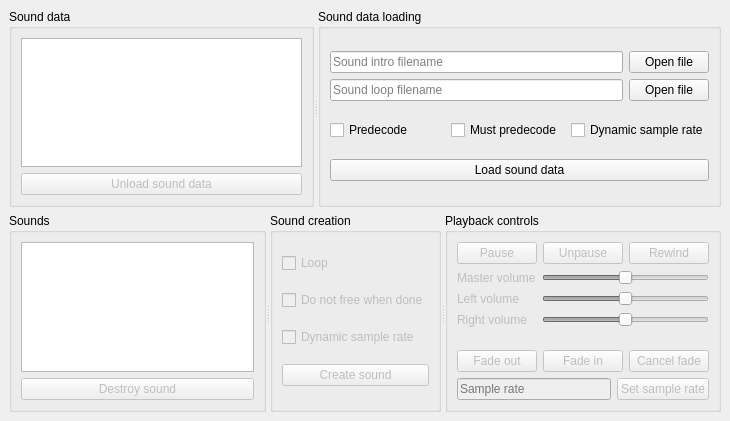
Clownacy/clownaudio, file examples/gui-qt/mainwindow.ui: the form before one commit.
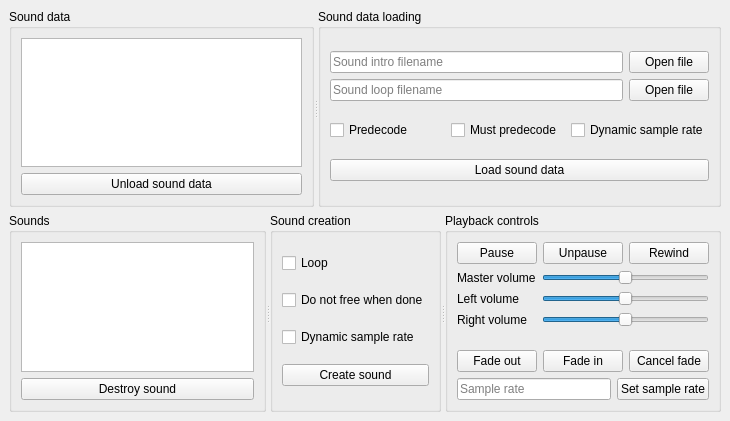
The form after the commit.

Commit message: Qt6: Simplify how widget disabling is done

Diff of the .ui file:
```diff
--- a/examples/gui-qt/mainwindow.ui
+++ b/examples/gui-qt/mainwindow.ui
@@ -34,7 +34,7 @@
         <item>
          <widget class="QPushButton" name="pushButton_UnloadSoundData">
           <property name="enabled">
-           <bool>false</bool>
+           <bool>true</bool>
           </property>
           <property name="text">
            <string>Unload sound data</string>
@@ -141,7 +141,7 @@
         <item>
          <widget class="QPushButton" name="pushButton_DestroySound">
           <property name="enabled">
-           <bool>false</bool>
+           <bool>true</bool>
           </property>
           <property name="text">
            <string>Destroy sound</string>
@@ -151,6 +151,9 @@
        </layout>
       </widget>
       <widget class="QGroupBox" name="groupBox_SoundCreation">
+       <property name="enabled">
+        <bool>true</bool>
+       </property>
        <property name="title">
         <string>Sound creation</string>
        </property>
@@ -158,7 +161,7 @@
         <item>
          <widget class="QCheckBox" name="checkBox_Loop">
           <property name="enabled">
-           <bool>false</bool>
+           <bool>true</bool>
           </property>
           <property name="text">
            <string>Loop</string>
@@ -168,7 +171,7 @@
         <item>
          <widget class="QCheckBox" name="checkBox_DoNotFreeWhenDone">
           <property name="enabled">
-           <bool>false</bool>
+           <bool>true</bool>
           </property>
           <property name="text">
            <string>Do not free when done</string>
@@ -178,7 +181,7 @@
         <item>
          <widget class="QCheckBox" name="checkBox_InstanceDynamicSampleRate">
           <property name="enabled">
-           <bool>false</bool>
+           <bool>true</bool>
           </property>
           <property name="text">
            <string>Dynamic sample rate</string>
@@ -188,7 +191,7 @@
         <item>
          <widget class="QPushButton" name="pushButton_CreateSound">
           <property name="enabled">
-           <bool>false</bool>
+           <bool>true</bool>
           </property>
           <property name="text">
            <string>Create sound</string>
@@ -198,6 +201,9 @@
        </layout>
       </widget>
       <widget class="QGroupBox" name="groupBox_PlaybackControls">
+       <property name="enabled">
+        <bool>true</bool>
+       </property>
        <property name="title">
         <string>Playback controls</string>
        </property>
@@ -207,7 +213,7 @@
           <item>
            <widget class="QPushButton" name="pushButton_Pause">
             <property name="enabled">
-             <bool>false</bool>
+             <bool>true</bool>
             </property>
             <property name="text">
              <string>Pause</string>
@@ -217,7 +223,7 @@
           <item>
            <widget class="QPushButton" name="pushButton_Unpause">
             <property name="enabled">
-             <bool>false</bool>
+             <bool>true</bool>
             </property>
             <property name="text">
              <string>Unpause</string>
@@ -227,7 +233,7 @@
           <item>
            <widget class="QPushButton" name="pushButton_Rewind">
             <property name="enabled">
-             <bool>false</bool>
+             <bool>true</bool>
             </property>
             <property name="text">
              <string>Rewind</string>
@@ -241,7 +247,7 @@
           <item row="0" column="0">
            <widget class="QLabel" name="label_MasterVolume">
             <property name="enabled">
-             <bool>false</bool>
+             <bool>true</bool>
             </property>
             <property name="text">
              <string>Master volume</string>
@@ -251,7 +257,7 @@
           <item row="0" column="1">
            <widget class="QSlider" name="horizontalSlider_MasterVolume">
             <property name="enabled">
-             <bool>false</bool>
+             <bool>true</bool>
             </property>
             <property name="maximum">
              <number>512</number>
@@ -273,7 +279,7 @@
           <item row="1" column="1">
            <widget class="QSlider" name="horizontalSlider_LeftVolume">
             <property name="enabled">
-             <bool>false</bool>
+             <bool>true</bool>
             </property>
             <property name="maximum">
              <number>512</number>
@@ -289,7 +295,7 @@
           <item row="1" column="0">
            <widget class="QLabel" name="label_LeftVolume">
             <property name="enabled">
-             <bool>false</bool>
+             <bool>true</bool>
             </property>
             <property name="text">
              <string>Left volume</string>
@@ -299,7 +305,7 @@
           <item row="2" column="0">
            <widget class="QLabel" name="label_RightVolume">
             <property name="enabled">
-             <bool>false</bool>
+             <bool>true</bool>
             </property>
             <property name="text">
              <string>Right volume</string>
@@ -309,7 +315,7 @@
           <item row="2" column="1">
            <widget class="QSlider" name="horizontalSlider_RightVolume">
             <property name="enabled">
-             <bool>false</bool>
+             <bool>true</bool>
             </property>
             <property name="maximum">
              <number>512</number>
@@ -329,7 +335,7 @@
           <item>
            <widget class="QPushButton" name="pushButton_FadeOut">
             <property name="enabled">
-             <bool>false</bool>
+             <bool>true</bool>
             </property>
             <property name="text">
              <string>Fade out</string>
@@ -339,7 +345,7 @@
           <item>
            <widget class="QPushButton" name="pushButton_FadeIn">
             <property name="enabled">
-             <bool>false</bool>
+             <bool>true</bool>
             </property>
             <property name="text">
              <string>Fade in</string>
@@ -349,7 +355,7 @@
           <item>
            <widget class="QPushButton" name="pushButton_CancelFade">
             <property name="enabled">
-             <bool>false</bool>
+             <bool>true</bool>
             </property>
             <property name="text">
              <string>Cancel fade</string>
@@ -363,7 +369,7 @@
           <item>
            <widget class="QLineEdit" name="lineEdit_SampleRate">
             <property name="enabled">
-             <bool>false</bool>
+             <bool>true</bool>
             </property>
             <property name="placeholderText">
              <string>Sample rate</string>
@@ -373,7 +379,7 @@
           <item>
            <widget class="QPushButton" name="pushButton_SetSampleRate">
             <property name="enabled">
-             <bool>false</bool>
+             <bool>true</bool>
             </property>
             <property name="text">
              <string>Set sample rate</string>
```
The commit also changes 1 other file.
